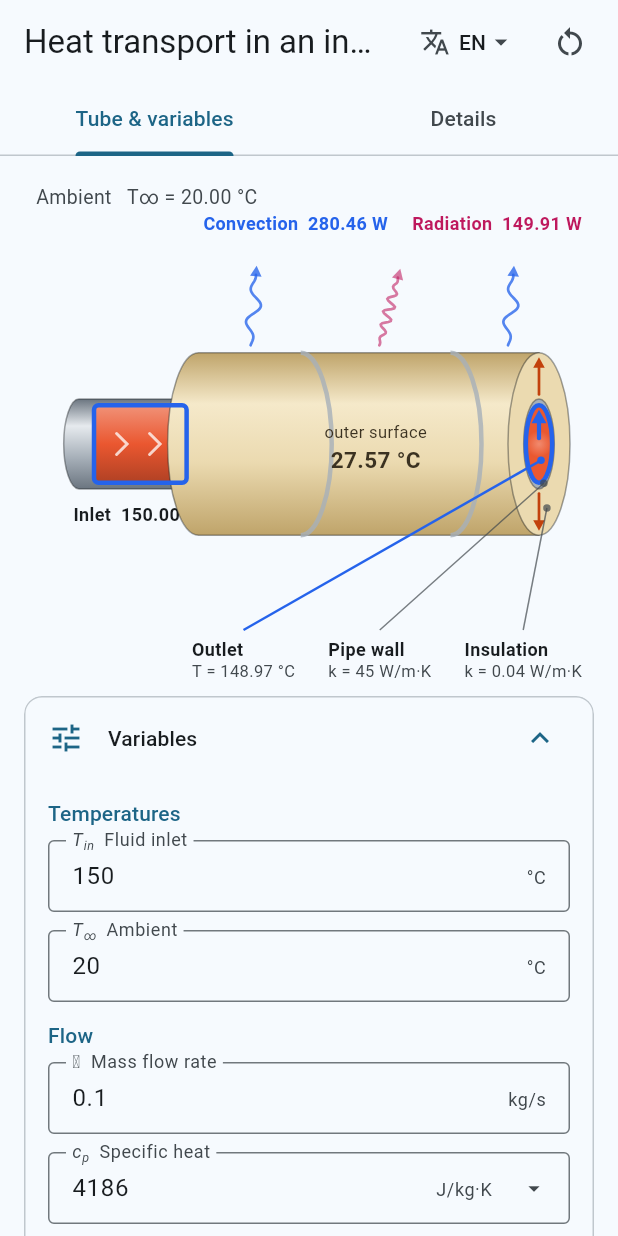
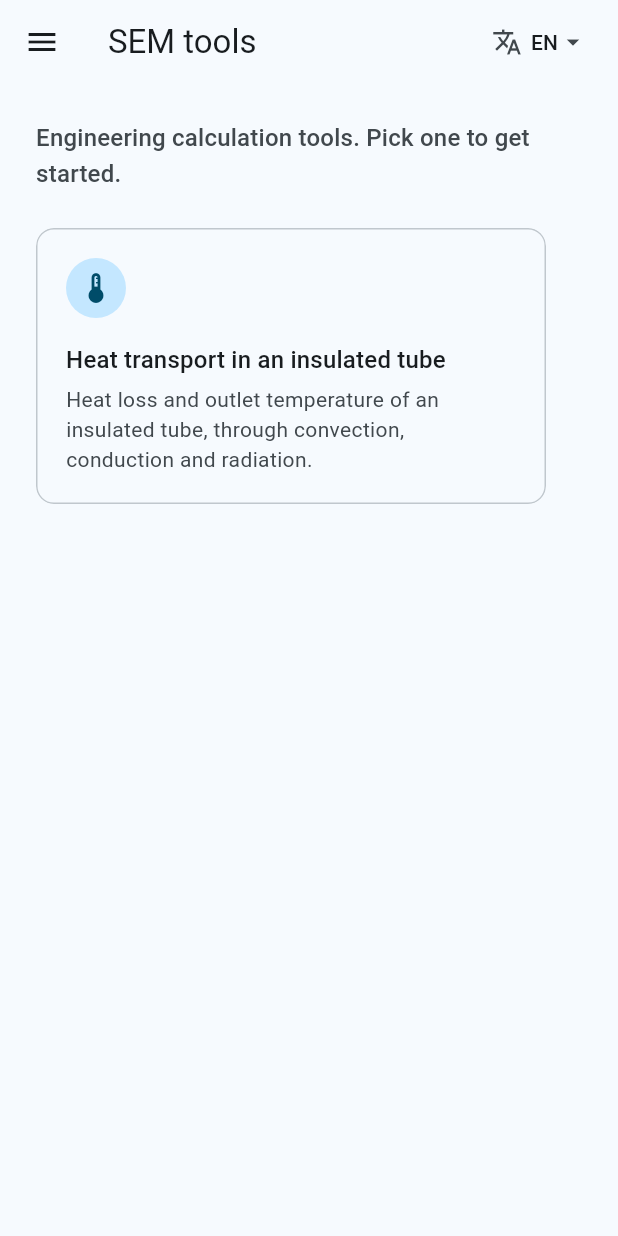
Before and after one commit to skystoneapps/sem_tools, a Flutter app: the screen it shows after launch, on a phone screen of 412 x 824 dp. Run offline on Flutter 3.47's test engine with Material 3 defaults, Android fonts, the phone set to English and light mode, and no system bars; missing offline and left inert: flutter_math_fork.

Commit message:
Turn the app into SEM tools with heat transport as a module
- Add an app shell with an overview page and navigation between modules:
  a navigation rail on wide screens, a drawer on narrow ones
- Move the language picker into the shell's top bar so it applies to the
  whole app; modules can add their own top-bar actions (e.g. reset)
- Add a SemModule contract and register heat transport as the first
  module; its state lives in a controller so it survives switching
- Rename the app to SEM tools

Co-Authored-By: Claude Opus 5.5 <noreply@anthropic.com>

```diff
--- /dev/null
+++ b/lib/app/app_shell.dart
@@ -0,0 +1,128 @@
+import 'package:flutter/material.dart';
+
+import '../heat_transfer/heat_transfer_module.dart';
+import '../l10n/app_localizations.dart';
+import 'language_picker.dart';
+import 'overview_page.dart';
+import 'sem_module.dart';
+
+/// Frame of SEM tools: a top bar with the language picker, and navigation
+/// between the overview and the modules — a rail on wide screens, a drawer on
+/// narrow ones.
+class AppShell extends StatefulWidget {
+  const AppShell({super.key, required this.onLocaleChanged});
+
+  /// Called when the user picks another language in the top bar.
+  final ValueChanged<Locale> onLocaleChanged;
+
+  @override
+  State<AppShell> createState() => _AppShellState();
+}
+
+class _AppShellState extends State<AppShell> {
+  /// Every tool, in navigation order.
+  final List<SemModule> _modules = [HeatTransferModule()];
+
+  /// The open module; `null` is the overview.
+  SemModule? _current;
+
+  final _scaffoldKey = GlobalKey<ScaffoldState>();
+
+  /// From this width on, the navigation is a rail instead of a drawer.
+  static const _railBreakpoint = 840.0;
+
+  @override
+  void dispose() {
+    for (final module in _modules) {
+      module.dispose();
+    }
+    super.dispose();
+  }
+
+  int get _selectedIndex {
+    final current = _current;
+    return current == null ? 0 : _modules.indexOf(current) + 1;
+  }
+
+  void _select(int index) =>
+      setState(() => _current = index == 0 ? null : _modules[index - 1]);
+
+  @override
+  Widget build(BuildContext context) {
+    final l10n = AppLocalizations.of(context);
+    final theme = Theme.of(context);
+    final current = _current;
+    final wide = MediaQuery.sizeOf(context).width >= _railBreakpoint;
+
+    final page = current == null
+        ? OverviewPage(
+            modules: _modules,
+            onOpen: (module) => setState(() => _current = module),
+          )
+        : current.buildPage(context);
+
+    final destinations = [
+      (Icons.dashboard_outlined, Icons.dashboard, l10n.navOverview),
+      for (final module in _modules)
+        (module.icon, module.selectedIcon, module.title(l10n)),
+    ];
+
+    return Scaffold(
+      key: _scaffoldKey,
+      appBar: AppBar(
+        title: Text(current?.pageTitle(l10n) ?? l10n.appTitle),
+        actions: [
+          if (current != null) ...current.buildActions(context),
+          LanguagePicker(onSelected: widget.onLocaleChanged),
+          const SizedBox(width: 8),
+        ],
+      ),
+      drawer: wide
+          ? null
+          : NavigationDrawer(
+              selectedIndex: _selectedIndex,
+              onDestinationSelected: (index) {
+                _select(index);
+                _scaffoldKey.currentState?.closeDrawer();
+              },
+              children: [
+                Padding(
+                  padding: const EdgeInsets.fromLTRB(28, 20, 16, 12),
+                  child: Text(l10n.appTitle, style: theme.textTheme.titleSmall),
+                ),
+                for (final (icon, selectedIcon, label) in destinations)
+                  NavigationDrawerDestination(
+                    icon: Icon(icon),
+                    selectedIcon: Icon(selectedIcon),
+                    label: Text(label),
+                  ),
+              ],
+            ),
+      body: wide
+          ? Row(
+              crossAxisAlignment: CrossAxisAlignment.stretch,
+              children: [
+                NavigationRail(
+                  selectedIndex: _selectedIndex,
+                  onDestinationSelected: _select,
+                  labelType: NavigationRailLabelType.all,
+                  destinations: [
+                    for (final (icon, selectedIcon, label) in destinations)
+                      NavigationRailDestination(
+                        icon: Icon(icon),
+                        selectedIcon: Icon(selectedIcon),
+                        label: Text(label),
+                      ),
+                  ],
+                ),
+                VerticalDivider(
+                  width: 1,
+                  color: theme.colorScheme.outlineVariant,
+                ),
+                Expanded(child: page),
+              ],
+            )
+          : page,
+    );
+  }
+}
--- /dev/null
+++ b/lib/app/language_picker.dart
@@ -0,0 +1,46 @@
+import 'package:flutter/material.dart';
+
+import '../l10n/app_localizations.dart';
+
+/// Language names in their own language, so each is recognisable whatever
+/// the current language is.
+const _languageNames = {'en': 'English', 'nl': 'Nederlands'};
+
+/// Top-bar button showing the current language; opens a menu to switch.
+class LanguagePicker extends StatelessWidget {
+  const LanguagePicker({super.key, required this.onSelected});
+
+  final ValueChanged<Locale> onSelected;
+
+  @override
+  Widget build(BuildContext context) {
+    final theme = Theme.of(context);
+    final current = Localizations.localeOf(context).languageCode;
+    return PopupMenuButton<Locale>(
+      tooltip: AppLocalizations.of(context).languageTooltip,
+      onSelected: onSelected,
+      itemBuilder: (context) => [
+        for (final locale in AppLocalizations.supportedLocales)
+          CheckedPopupMenuItem(
+            value: locale,
+            checked: locale.languageCode == current,
+            child: Text(
+              _languageNames[locale.languageCode] ?? locale.languageCode,
+            ),
+          ),
+      ],
+      child: Padding(
+        padding: const EdgeInsets.symmetric(horizontal: 12, vertical: 8),
+        child: Row(
+          mainAxisSize: MainAxisSize.min,
+          children: [
+            const Icon(Icons.translate, size: 20),
+            const SizedBox(width: 6),
+            Text(current.toUpperCase(), style: theme.textTheme.labelLarge),
+            const Icon(Icons.arrow_drop_down, size: 20),
+          ],
+        ),
+      ),
+    );
+  }
+}
--- /dev/null
+++ b/lib/app/overview_page.dart
@@ -0,0 +1,74 @@
+import 'package:flutter/material.dart';
+
+import '../l10n/app_localizations.dart';
+import 'sem_module.dart';
+
+/// Home page of SEM tools: a card per module.
+class OverviewPage extends StatelessWidget {
+  const OverviewPage({super.key, required this.modules, required this.onOpen});
+
+  final List<SemModule> modules;
+  final ValueChanged<SemModule> onOpen;
+
+  @override
+  Widget build(BuildContext context) {
+    final theme = Theme.of(context);
+    final l10n = AppLocalizations.of(context);
+    return ListView(
+      padding: const EdgeInsets.fromLTRB(24, 24, 24, 32),
+      children: [
+        // The app name is already in the top bar.
+        Text(
+          l10n.overviewSubtitle,
+          style: theme.textTheme.titleMedium?.copyWith(
+            color: theme.colorScheme.onSurfaceVariant,
+          ),
+        ),
+        const SizedBox(height: 24),
+        Wrap(
+          spacing: 16,
+          runSpacing: 16,
+          children: [
+            for (final module in modules)
+              SizedBox(
+                width: 340,
+                child: Card.outlined(
+                  margin: EdgeInsets.zero,
+                  clipBehavior: Clip.antiAlias,
+                  child: InkWell(
+                    onTap: () => onOpen(module),
+                    child: Padding(
+                      padding: const EdgeInsets.all(20),
+                      child: Column(
+                        crossAxisAlignment: CrossAxisAlignment.start,
+                        children: [
+                          CircleAvatar(
+                            backgroundColor: theme.colorScheme.primaryContainer,
+                            foregroundColor:
+                                theme.colorScheme.onPrimaryContainer,
+                            child: Icon(module.icon),
+                          ),
+                          const SizedBox(height: 16),
+                          Text(
+                            module.pageTitle(l10n),
+                            style: theme.textTheme.titleMedium,
+                          ),
+                          const SizedBox(height: 4),
+                          Text(
+                            module.description(l10n),
+                            style: theme.textTheme.bodyMedium?.copyWith(
+                              color: theme.colorScheme.onSurfaceVariant,
+                            ),
+                          ),
+                        ],
+                      ),
+                    ),
+                  ),
+                ),
+              ),
+          ],
+        ),
+      ],
+    );
+  }
+}
--- /dev/null
+++ b/lib/app/sem_module.dart
@@ -0,0 +1,30 @@
+import 'package:flutter/material.dart';
+
+import '../l10n/app_localizations.dart';
+
+/// A tool in SEM tools. The app shell lists every module in its navigation,
+/// shows [pageTitle] and [buildActions] in the top bar and [buildPage] below
+/// it.
+///
+/// A module lives as long as the shell, so state kept on the module itself
+/// (such as a controller) survives switching to another module and back.
+abstract class SemModule {
+  IconData get icon;
+  IconData get selectedIcon;
+
+  /// Short name for the navigation.
+  String title(AppLocalizations l10n);
+
+  /// One-line explanation for the overview page.
+  String description(AppLocalizations l10n);
+
+  /// Title in the top bar while the module is open.
+  String pageTitle(AppLocalizations l10n) => title(l10n);
+
+  Widget buildPage(BuildContext context);
+
+  /// Module-specific buttons for the top bar, before the language picker.
+  List<Widget> buildActions(BuildContext context) => const [];
+
+  void dispose() {}
+}
--- /dev/null
+++ b/lib/heat_transfer/heat_transfer_module.dart
@@ -0,0 +1,74 @@
+import 'package:flutter/material.dart';
+
+import '../app/sem_module.dart';
+import '../l10n/app_localizations.dart';
+import 'heat_model.dart';
+import 'heat_transfer_screen.dart';
+
+/// State of the heat transport module, kept while the user visits other
+/// modules.
+class HeatTransferController extends ChangeNotifier {
+  TubeInputs _inputs = const TubeInputs();
+  HeatStage? _selected = HeatStage.innerConvection;
+  int _resetCount = 0;
+
+  TubeInputs get inputs => _inputs;
+
+  set inputs(TubeInputs value) {
+    _inputs = value;
+    notifyListeners();
+  }
+
+  /// Stage shown in the detail pane; `null` shows the total.
+  HeatStage? get selected => _selected;
+
+  set selected(HeatStage? value) {
+    _selected = value;
+    notifyListeners();
+  }
+
+  /// Changes on every [reset], so input fields can rebuild from scratch.
+  int get resetCount => _resetCount;
+
+  void reset() {
+    _inputs = const TubeInputs();
+    _resetCount++;
+    notifyListeners();
+  }
+}
+
+class HeatTransferModule extends SemModule {
+  final controller = HeatTransferController();
+
+  @override
+  IconData get icon => Icons.thermostat_outlined;
+
+  @override
+  IconData get selectedIcon => Icons.thermostat;
+
+  @override
+  String title(AppLocalizations l10n) => l10n.moduleHeatTransfer;
+
+  @override
+  String description(AppLocalizations l10n) =>
+      l10n.moduleHeatTransferDescription;
+
+  @override
+  String pageTitle(AppLocalizations l10n) => l10n.screenTitle;
+
+  @override
+  Widget buildPage(BuildContext context) =>
+      HeatTransferScreen(controller: controller);
+
+  @override
+  List<Widget> buildActions(BuildContext context) => [
+    IconButton(
+      tooltip: AppLocalizations.of(context).resetTooltip,
+      onPressed: controller.reset,
+      icon: const Icon(Icons.restart_alt),
+    ),
+  ];
+
+  @override
+  void dispose() => controller.dispose();
+}
--- a/lib/heat_transfer/heat_transfer_screen.dart
+++ b/lib/heat_transfer/heat_transfer_screen.dart
@@ -4,6 +4,7 @@ import '../l10n/app_localizations.dart';
 import 'details_pane.dart';
 import 'heat_model.dart';
 import 'heat_palette.dart';
+import 'heat_transfer_module.dart';
 import 'inputs_panel.dart';
 import 'results_panel.dart';
 import 'tube_painter.dart';
@@ -11,10 +12,9 @@ import 'tube_painter.dart';
 /// Heat transport through an insulated tube: the tube, its variables and the
 /// results on the left, the calculation of the selected stage on the right.
 class HeatTransferScreen extends StatefulWidget {
-  const HeatTransferScreen({super.key, required this.onLocaleChanged});
+  const HeatTransferScreen({super.key, required this.controller});
 
-  /// Called when the user picks another language in the top bar.
-  final ValueChanged<Locale> onLocaleChanged;
+  final HeatTransferController controller;
 
   @override
   State<HeatTransferScreen> createState() => _HeatTransferScreenState();
@@ -22,12 +22,6 @@ class HeatTransferScreen extends StatefulWidget {
 
 class _HeatTransferScreenState extends State<HeatTransferScreen>
     with SingleTickerProviderStateMixin {
-  TubeInputs _inputs = const TubeInputs();
-
-  /// Stage shown in the detail pane; `null` shows the total.
-  HeatStage? _selected = HeatStage.innerConvection;
-  int _resetCount = 0;
-
   late final AnimationController _flow = AnimationController(
     vsync: this,
     duration: const Duration(milliseconds: 1600),
@@ -39,34 +33,37 @@ class _HeatTransferScreenState extends State<HeatTransferScreen>
     super.dispose();
   }
 
-  void _reset() {
-    setState(() {
-      _inputs = const TubeInputs();
-      _resetCount++;
-    });
-  }
+  @override
+  Widget build(BuildContext context) => ListenableBuilder(
+    listenable: widget.controller,
+    builder: (context, _) => _build(context),
+  );
 
-  @override
-  Widget build(BuildContext context) {
-    final result = calculateHeatTransfer(_inputs);
+  Widget _build(BuildContext context) {
+    final controller = widget.controller;
+    final result = calculateHeatTransfer(controller.inputs);
     final theme = Theme.of(context);
     final l10n = AppLocalizations.of(context);
 
-    final tube = _TubeView(result: result, selected: _selected, flow: _flow);
+    final tube = _TubeView(
+      result: result,
+      selected: controller.selected,
+      flow: _flow,
+    );
     final inputs = InputsSection(
-      inputs: _inputs,
+      inputs: controller.inputs,
       child: InputsPanel(
-        key: ValueKey(_resetCount),
-        inputs: _inputs,
-        onChanged: (value) => setState(() => _inputs = value),
+        key: ValueKey(controller.resetCount),
+        inputs: controller.inputs,
+        onChanged: (value) => controller.inputs = value,
       ),
     );
-    void select(HeatStage? stage) => setState(() => _selected = stage);
+    void select(HeatStage? stage) => controller.selected = stage;
     void includeRadiation(bool value) =>
-        setState(() => _inputs = _inputs.copyWith(includeRadiation: value));
+        controller.inputs = controller.inputs.copyWith(includeRadiation: value);
     ResultsPanel results({VoidCallback? afterSelect}) => ResultsPanel(
       result: result,
-      selected: _selected,
+      selected: controller.selected,
       onSelected: (stage) {
         select(stage);
         afterSelect?.call();
@@ -75,25 +72,12 @@ class _HeatTransferScreenState extends State<HeatTransferScreen>
     );
     final details = DetailsPane(
       result: result,
-      selected: _selected,
+      selected: controller.selected,
       onSelected: select,
       onIncludeRadiationChanged: includeRadiation,
     );
 
-    return Scaffold(
-      appBar: AppBar(
-        title: Text(l10n.screenTitle),
-        actions: [
-          _LanguagePicker(onSelected: widget.onLocaleChanged),
-          IconButton(
-            tooltip: l10n.resetTooltip,
-            onPressed: _reset,
-            icon: const Icon(Icons.restart_alt),
-          ),
-          const SizedBox(width: 8),
-        ],
-      ),
-      body: LayoutBuilder(
+    return LayoutBuilder(
       builder: (context, constraints) {
         if (constraints.maxWidth >= 1000) {
           return Row(
@@ -164,7 +148,6 @@ class _HeatTransferScreenState extends State<HeatTransferScreen>
           ),
         );
       },
-      ),
     );
   }
 }
@@ -200,46 +183,3 @@ class _TubeView extends StatelessWidget {
     );
   }
 }
-
-/// Language names in their own language, so each is recognisable whatever
-/// the current language is.
-const _languageNames = {'en': 'English', 'nl': 'Nederlands'};
-
-/// Top-bar button showing the current language; opens a menu to switch.
-class _LanguagePicker extends StatelessWidget {
-  const _LanguagePicker({required this.onSelected});
-
-  final ValueChanged<Locale> onSelected;
-
-  @override
-  Widget build(BuildContext context) {
-    final theme = Theme.of(context);
-    final current = Localizations.localeOf(context).languageCode;
-    return PopupMenuButton<Locale>(
-      tooltip: AppLocalizations.of(context).languageTooltip,
-      onSelected: onSelected,
-      itemBuilder: (context) => [
-        for (final locale in AppLocalizations.supportedLocales)
-          CheckedPopupMenuItem(
-            value: locale,
-            checked: locale.languageCode == current,
-            child: Text(
-              _languageNames[locale.languageCode] ?? locale.languageCode,
-            ),
-          ),
-      ],
-      child: Padding(
-        padding: const EdgeInsets.symmetric(horizontal: 12, vertical: 8),
-        child: Row(
-          mainAxisSize: MainAxisSize.min,
-          children: [
-            const Icon(Icons.translate, size: 20),
-            const SizedBox(width: 6),
-            Text(current.toUpperCase(), style: theme.textTheme.labelLarge),
-            const Icon(Icons.arrow_drop_down, size: 20),
-          ],
-        ),
-      ),
-    );
-  }
-}
--- a/lib/l10n/app_en.arb
+++ b/lib/l10n/app_en.arb
@@ -1,8 +1,8 @@
 {
   "@@locale": "en",
-  "appTitle": "Heat transport",
+  "appTitle": "SEM tools",
   "@appTitle": {
-    "description": "Title of the app in the OS task switcher."
+    "description": "Name of the app; a product name, not translated."
   },
   "screenTitle": "Heat transport in an insulated tube",
   "@screenTitle": {
@@ -231,5 +231,12 @@
         "type": "String"
       }
     }
+  },
+  "navOverview": "Overview",
+  "overviewSubtitle": "Engineering calculation tools. Pick one to get started.",
+  "moduleHeatTransfer": "Heat transport",
+  "moduleHeatTransferDescription": "Heat loss and outlet temperature of an insulated tube, through convection, conduction and radiation.",
+  "@moduleHeatTransfer": {
+    "description": "Short module name in the navigation rail or drawer."
   }
 }
--- a/lib/l10n/app_localizations.dart
+++ b/lib/l10n/app_localizations.dart
@@ -98,10 +98,10 @@ abstract class AppLocalizations {
     Locale('nl'),
   ];
 
-  /// Title of the app in the OS task switcher.
+  /// Name of the app; a product name, not translated.
   ///
   /// In en, this message translates to:
-  /// **'Heat transport'**
+  /// **'SEM tools'**
   String get appTitle;
 
   /// App bar title.
@@ -1121,6 +1121,30 @@ abstract class AppLocalizations {
   /// In en, this message translates to:
   /// **'The simplification is not valid here: the fluid would pass the ambient temperature. Use the exact calculation.'**
   String get simplificationInvalid;
+
+  /// No description provided for @navOverview.
+  ///
+  /// In en, this message translates to:
+  /// **'Overview'**
+  String get navOverview;
+
+  /// No description provided for @overviewSubtitle.
+  ///
+  /// In en, this message translates to:
+  /// **'Engineering calculation tools. Pick one to get started.'**
+  String get overviewSubtitle;
+
+  /// Short module name in the navigation rail or drawer.
+  ///
+  /// In en, this message translates to:
+  /// **'Heat transport'**
+  String get moduleHeatTransfer;
+
+  /// No description provided for @moduleHeatTransferDescription.
+  ///
+  /// In en, this message translates to:
+  /// **'Heat loss and outlet temperature of an insulated tube, through convection, conduction and radiation.'**
+  String get moduleHeatTransferDescription;
 }
 
 class _AppLocalizationsDelegate
--- a/lib/l10n/app_localizations_en.dart
+++ b/lib/l10n/app_localizations_en.dart
@@ -10,7 +10,7 @@ class AppLocalizationsEn extends AppLocalizations {
   AppLocalizationsEn([String locale = 'en']) : super(locale);
 
   @override
-  String get appTitle => 'Heat transport';
+  String get appTitle => 'SEM tools';
 
   @override
   String get screenTitle => 'Heat transport in an insulated tube';
@@ -561,4 +561,18 @@ class AppLocalizationsEn extends AppLocalizations {
   @override
   String get simplificationInvalid =>
       'The simplification is not valid here: the fluid would pass the ambient temperature. Use the exact calculation.';
+
+  @override
+  String get navOverview => 'Overview';
+
+  @override
+  String get overviewSubtitle =>
+      'Engineering calculation tools. Pick one to get started.';
+
+  @override
+  String get moduleHeatTransfer => 'Heat transport';
+
+  @override
+  String get moduleHeatTransferDescription =>
+      'Heat loss and outlet temperature of an insulated tube, through convection, conduction and radiation.';
 }
--- a/lib/l10n/app_localizations_nl.dart
+++ b/lib/l10n/app_localizations_nl.dart
@@ -10,7 +10,7 @@ class AppLocalizationsNl extends AppLocalizations {
   AppLocalizationsNl([String locale = 'nl']) : super(locale);
 
   @override
-  String get appTitle => 'Warmtetransport';
+  String get appTitle => 'SEM tools';
 
   @override
   String get screenTitle => 'Warmtetransport in een geïsoleerde buis';
@@ -569,4 +569,18 @@ class AppLocalizationsNl extends AppLocalizations {
   @override
   String get simplificationInvalid =>
       'De vereenvoudiging is hier niet geldig: het medium zou voorbij de omgevingstemperatuur gaan. Gebruik de exacte berekening.';
+
+  @override
+  String get navOverview => 'Overzicht';
+
+  @override
+  String get overviewSubtitle =>
+      'Technische rekentools. Kies er een om te beginnen.';
+
+  @override
+  String get moduleHeatTransfer => 'Warmtetransport';
+
+  @override
+  String get moduleHeatTransferDescription =>
+      'Warmteverlies en uitlaattemperatuur van een geïsoleerde buis, via convectie, conductie en straling.';
 }
--- a/lib/main.dart
+++ b/lib/main.dart
@@ -1,25 +1,27 @@
 import 'package:flutter/material.dart';
 import 'package:intl/intl.dart';
 
-import 'heat_transfer/heat_transfer_screen.dart';
+import 'app/app_shell.dart';
 import 'l10n/app_localizations.dart';
 
 void main() {
-  runApp(const MyApp());
+  runApp(const SemToolsApp());
 }
 
-class MyApp extends StatefulWidget {
-  const MyApp({super.key, this.initialLocale});
+/// SEM tools: a collection of engineering calculation modules sharing one
+/// language setting.
+class SemToolsApp extends StatefulWidget {
+  const SemToolsApp({super.key, this.initialLocale});
 
   /// Language to start in; `null` follows the system language, falling back
   /// to English when it is not supported.
   final Locale? initialLocale;
 
   @override
-  State<MyApp> createState() => _MyAppState();
+  State<SemToolsApp> createState() => _SemToolsAppState();
 }
 
-class _MyAppState extends State<MyApp> {
+class _SemToolsAppState extends State<SemToolsApp> {
   late Locale? _locale = widget.initialLocale;
 
   @override
@@ -43,7 +45,7 @@ class _MyAppState extends State<MyApp> {
         Intl.defaultLocale = Localizations.localeOf(context).toLanguageTag();
         return child!;
       },
-      home: HeatTransferScreen(
+      home: AppShell(
         onLocaleChanged: (locale) => setState(() => _locale = locale),
       ),
     );
```
Also changed, not shown: lib/l10n/app_nl.arb (+6 -2 lines), 1 other file. Lines whose indentation alone changed are shown as unchanged.
